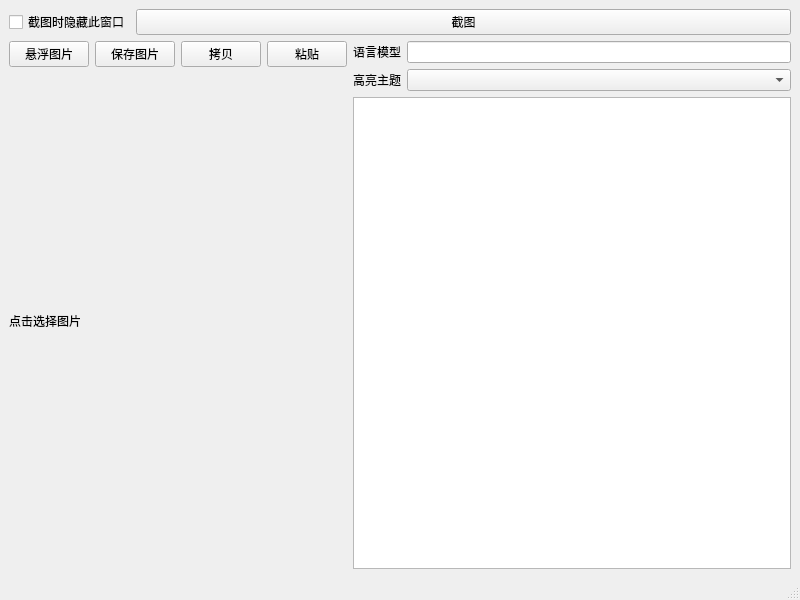
Before: the Qt Designer form src/mainwindow.ui in cathaysia/ocr, drawn with Qt 5.
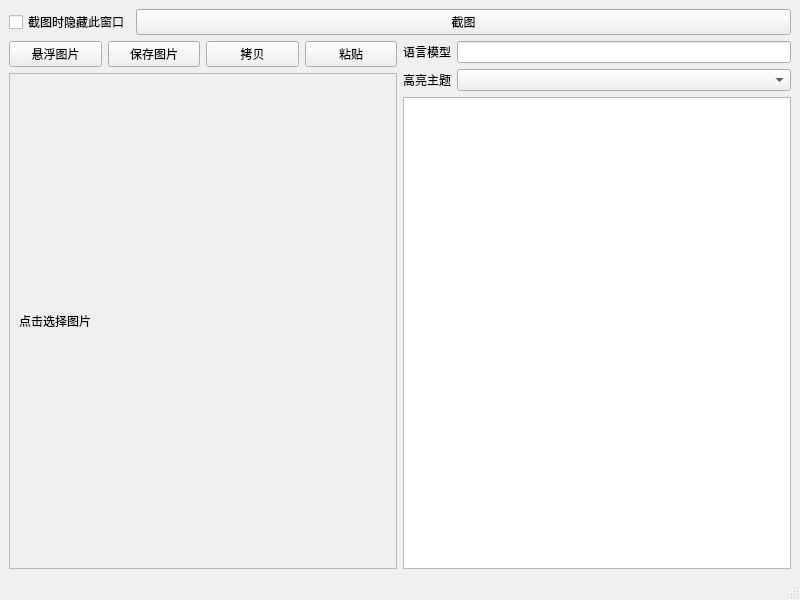
After: the same form once the commit is applied. Custom widgets are drawn as their Qt base class.

Commit message: feat(mainwindow): 将 lbl_img 放到 scrollarea 中

```diff
--- a/src/mainwindow.ui
+++ b/src/mainwindow.ui
@@ -14,7 +14,7 @@
    <string>MainWindow</string>
   </property>
   <widget class="QWidget" name="centralwidget">
-   <layout class="QVBoxLayout" name="verticalLayout_5">
+   <layout class="QVBoxLayout" name="verticalLayout_6">
     <item>
      <layout class="QHBoxLayout" name="horizontalLayout_2">
       <item>
@@ -42,7 +42,7 @@
     <item>
      <layout class="QHBoxLayout" name="horizontalLayout_4">
       <item>
-       <layout class="QVBoxLayout" name="verticalLayout_4">
+       <layout class="QVBoxLayout" name="verticalLayout_5">
         <item>
          <layout class="QHBoxLayout" name="horizontalLayout_3">
           <item>
@@ -76,10 +76,29 @@
          </layout>
         </item>
         <item>
+         <widget class="QScrollArea" name="scrollArea">
+          <property name="widgetResizable">
+           <bool>true</bool>
+          </property>
+          <widget class="QWidget" name="scrollAreaWidgetContents">
+           <property name="geometry">
+            <rect>
+             <x>0</x>
+             <y>0</y>
+             <width>384</width>
+             <height>433</height>
+            </rect>
+           </property>
+           <layout class="QVBoxLayout" name="verticalLayout_4">
+            <item>
          <widget class="QLabel" name="lbl_img">
           <property name="text">
            <string>点击选择图片</string>
           </property>
+             </widget>
+            </item>
+           </layout>
+          </widget>
          </widget>
         </item>
        </layout>
```
Lines whose indentation alone changed are shown as unchanged.
